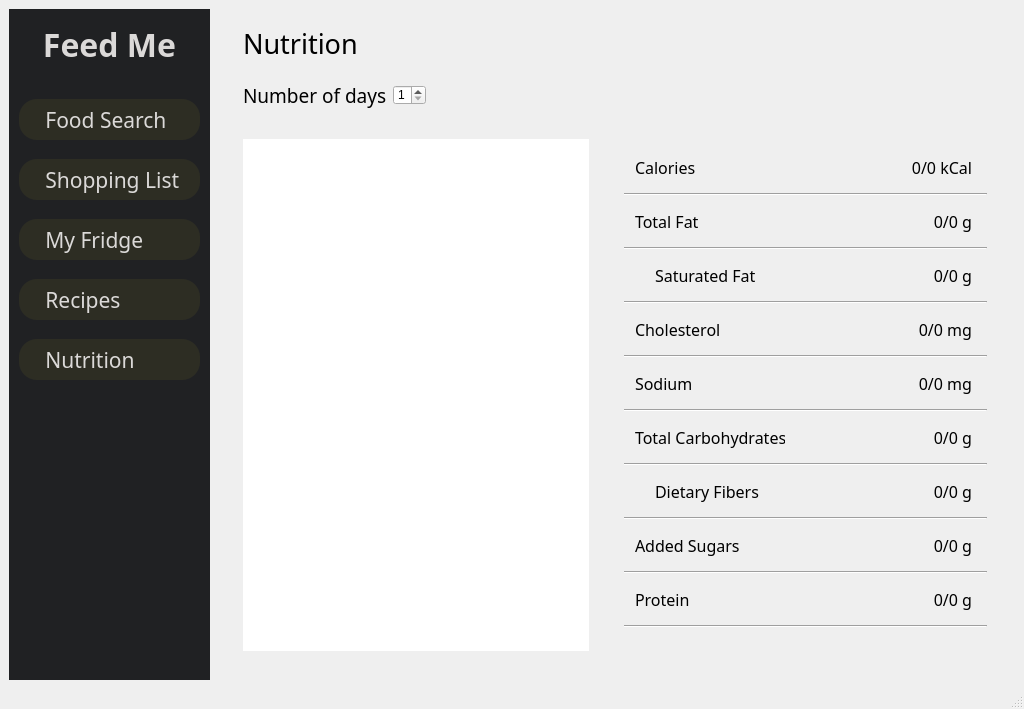
This is src/pages/MainWindow.ui in AxisMaen/FeedMe as Qt 5 draws it before an edit. The edited form follows.
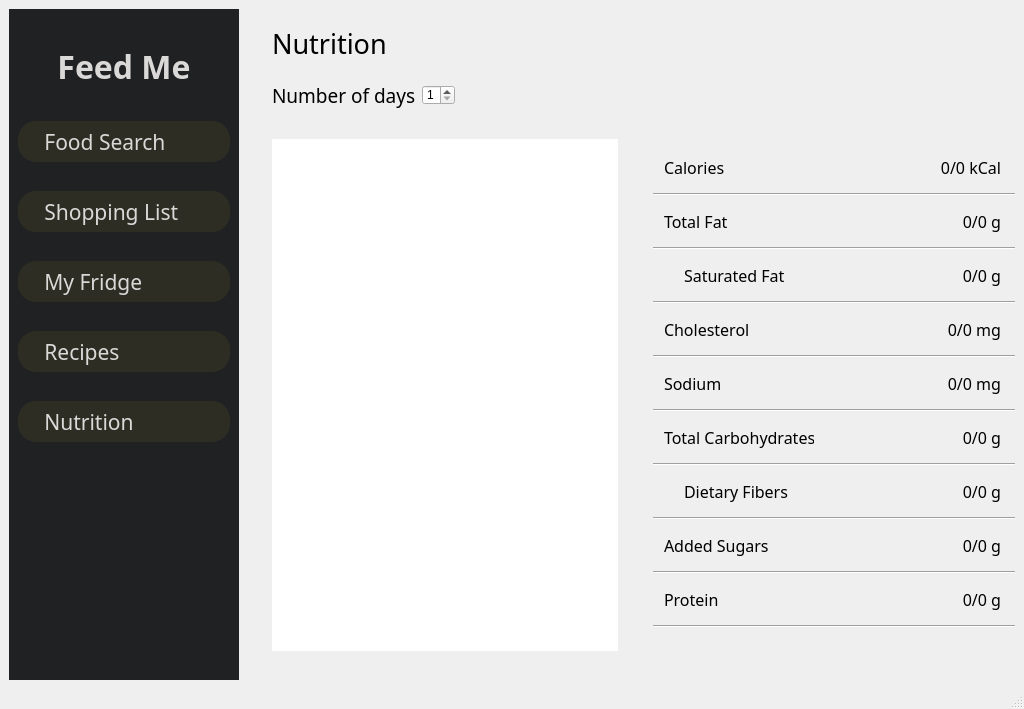
This is the edited form. The open tabs and pages were chosen to show the change. Icons and pictures are not drawn.

Commit message: FM-102 - adjusting UI expansions

```diff
--- a/src/pages/MainWindow.ui
+++ b/src/pages/MainWindow.ui
@@ -24,66 +24,34 @@
     <item>
      <widget class="QWidget" name="sidebar" native="true">
       <property name="sizePolicy">
-       <sizepolicy hsizetype="Preferred" vsizetype="Expanding">
+       <sizepolicy hsizetype="Expanding" vsizetype="Expanding">
         <horstretch>0</horstretch>
         <verstretch>0</verstretch>
        </sizepolicy>
       </property>
       <property name="minimumSize">
        <size>
-        <width>201</width>
+        <width>230</width>
         <height>671</height>
        </size>
       </property>
+      <property name="maximumSize">
+       <size>
+        <width>300</width>
+        <height>16777215</height>
+       </size>
+      </property>
       <property name="styleSheet">
        <string notr="true">background-color: #202123;</string>
       </property>
-      <widget class="QPushButton" name="sidebarSearchButton">
-       <property name="geometry">
-        <rect>
-         <x>10</x>
-         <y>90</y>
-         <width>181</width>
-         <height>41</height>
-        </rect>
-       </property>
-       <property name="font">
-        <font>
-         <family>Source Sans 3</family>
-         <pointsize>16</pointsize>
-        </font>
-       </property>
-       <property name="layoutDirection">
-        <enum>Qt::LeftToRight</enum>
-       </property>
-       <property name="autoFillBackground">
-        <bool>false</bool>
-       </property>
-       <property name="styleSheet">
-        <string notr="true">QPushButton {
-color: #DBD9D8; background-color: #2d2d23; border: 1px hidden; border-radius:18px; text-align:left; text-indent: 5; padding-left: 10px;
-}
-
-QPushButton:pressed {
- background-color: #A6A6A6;
-}</string>
-       </property>
-       <property name="text">
-        <string>   Food Search</string>
-       </property>
-       <property name="icon">
-        <iconset resource="icons.qrc">
-         <normaloff>:/icons/resources/icons/searchIcon.ico</normaloff>:/icons/resources/icons/searchIcon.ico</iconset>
-       </property>
-      </widget>
+      <layout class="QVBoxLayout" name="verticalLayout_8">
+       <item>
       <widget class="QLabel" name="sidebarLabel">
-       <property name="geometry">
-        <rect>
-         <x>5</x>
-         <y>10</y>
-         <width>191</width>
+         <property name="maximumSize">
+          <size>
+           <width>16777215</width>
          <height>51</height>
-        </rect>
+          </size>
        </property>
        <property name="font">
         <font>
@@ -103,14 +71,64 @@
         <set>Qt::AlignCenter</set>
        </property>
       </widget>
+       </item>
+       <item>
+        <widget class="QPushButton" name="sidebarSearchButton">
+         <property name="minimumSize">
+          <size>
+           <width>0</width>
+           <height>41</height>
+          </size>
+         </property>
+         <property name="maximumSize">
+          <size>
+           <width>212</width>
+           <height>16777215</height>
+          </size>
+         </property>
+         <property name="font">
+          <font>
+           <family>Source Sans 3</family>
+           <pointsize>16</pointsize>
+          </font>
+         </property>
+         <property name="layoutDirection">
+          <enum>Qt::LeftToRight</enum>
+         </property>
+         <property name="autoFillBackground">
+          <bool>false</bool>
+         </property>
+         <property name="styleSheet">
+          <string notr="true">QPushButton {
+color: #DBD9D8; background-color: #2d2d23; border: 1px hidden; border-radius:18px; text-align:left; text-indent: 5; padding-left: 10px;
+}
+
+QPushButton:pressed {
+ background-color: #A6A6A6;
+}</string>
+         </property>
+         <property name="text">
+          <string>   Food Search</string>
+         </property>
+         <property name="icon">
+          <iconset resource="icons.qrc">
+           <normaloff>:/icons/resources/icons/searchIcon.ico</normaloff>:/icons/resources/icons/searchIcon.ico</iconset>
+         </property>
+        </widget>
+       </item>
+       <item>
       <widget class="QPushButton" name="sidebarShoppingButton">
-       <property name="geometry">
-        <rect>
-         <x>10</x>
-         <y>150</y>
-         <width>181</width>
+         <property name="minimumSize">
+          <size>
+           <width>0</width>
          <height>41</height>
-        </rect>
+          </size>
+         </property>
+         <property name="maximumSize">
+          <size>
+           <width>212</width>
+           <height>16777215</height>
+          </size>
        </property>
        <property name="font">
         <font>
@@ -135,14 +153,20 @@
          <normaloff>:/icons/resources/icons/listIcon.ico</normaloff>:/icons/resources/icons/listIcon.ico</iconset>
        </property>
       </widget>
+       </item>
+       <item>
       <widget class="QPushButton" name="sidebarFridgeButton">
-       <property name="geometry">
-        <rect>
-         <x>10</x>
-         <y>210</y>
-         <width>181</width>
+         <property name="minimumSize">
+          <size>
+           <width>0</width>
          <height>41</height>
-        </rect>
+          </size>
+         </property>
+         <property name="maximumSize">
+          <size>
+           <width>212</width>
+           <height>16777215</height>
+          </size>
        </property>
        <property name="font">
         <font>
@@ -167,14 +191,20 @@
          <normaloff>:/icons/resources/icons/fridgeIcon.ico</normaloff>:/icons/resources/icons/fridgeIcon.ico</iconset>
        </property>
       </widget>
+       </item>
+       <item>
       <widget class="QPushButton" name="sidebarRecipesButton">
-       <property name="geometry">
-        <rect>
-         <x>10</x>
-         <y>270</y>
-         <width>181</width>
+         <property name="minimumSize">
+          <size>
+           <width>0</width>
          <height>41</height>
-        </rect>
+          </size>
+         </property>
+         <property name="maximumSize">
+          <size>
+           <width>212</width>
+           <height>16777215</height>
+          </size>
        </property>
        <property name="font">
         <font>
@@ -199,14 +229,20 @@
          <normaloff>:/icons/resources/icons/recipesIcon.ico</normaloff>:/icons/resources/icons/recipesIcon.ico</iconset>
        </property>
       </widget>
+       </item>
+       <item>
       <widget class="QPushButton" name="sidebarNutritionButton">
-       <property name="geometry">
-        <rect>
-         <x>10</x>
-         <y>330</y>
-         <width>181</width>
+         <property name="minimumSize">
+          <size>
+           <width>0</width>
          <height>41</height>
-        </rect>
+          </size>
+         </property>
+         <property name="maximumSize">
+          <size>
+           <width>212</width>
+           <height>16777215</height>
+          </size>
        </property>
        <property name="font">
         <font>
@@ -231,6 +267,24 @@
          <normaloff>:/icons/resources/icons/nutritionIcon.ico</normaloff>:/icons/resources/icons/nutritionIcon.ico</iconset>
        </property>
       </widget>
+       </item>
+       <item>
+        <spacer name="verticalSpacer_2">
+         <property name="orientation">
+          <enum>Qt::Vertical</enum>
+         </property>
+         <property name="sizeType">
+          <enum>QSizePolicy::Fixed</enum>
+         </property>
+         <property name="sizeHint" stdset="0">
+          <size>
+           <width>20</width>
+           <height>200</height>
+          </size>
+         </property>
+        </spacer>
+       </item>
+      </layout>
      </widget>
     </item>
     <item>
@@ -1102,7 +1156,7 @@
               <item>
                <widget class="QLabel" name="nutritionNumOfDaysLabel">
                 <property name="sizePolicy">
-                 <sizepolicy hsizetype="Fixed" vsizetype="Fixed">
+                 <sizepolicy hsizetype="Expanding" vsizetype="Fixed">
                   <horstretch>0</horstretch>
                   <verstretch>0</verstretch>
                  </sizepolicy>
@@ -1864,7 +1918,7 @@
                     <item>
                      <widget class="QLabel" name="nutritionTotalCarbsLabel">
                       <property name="sizePolicy">
-                       <sizepolicy hsizetype="Fixed" vsizetype="Fixed">
+                       <sizepolicy hsizetype="Expanding" vsizetype="Fixed">
                         <horstretch>0</horstretch>
                         <verstretch>0</verstretch>
                        </sizepolicy>
```
Left out of the diff: 2 changed lines with no effect on the pictures. Lines whose indentation alone changed are shown as unchanged. The commit also changes 1 other file.
